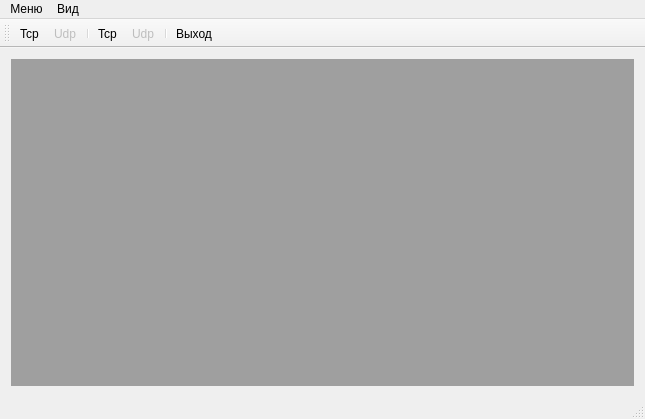
Old version of the form mainwindow.ui in the repository verbkinm/Tcp_Udp_servers_and_clients.
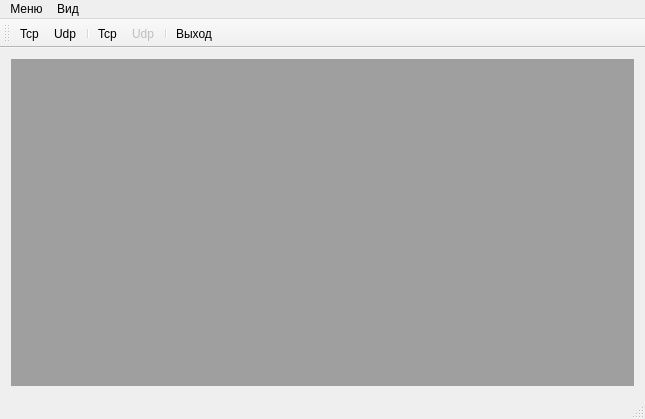
New version of the form. Icons and pictures are not drawn.

What changed in the file:
```diff
--- a/mainwindow.ui
+++ b/mainwindow.ui
@@ -116,7 +116,7 @@
   </action>
   <action name="actionUdp_server">
    <property name="enabled">
-    <bool>false</bool>
+    <bool>true</bool>
    </property>
    <property name="icon">
     <iconset resource="img.qrc">
```
Left out of the diff: 2 changed lines with no effect on the pictures.
